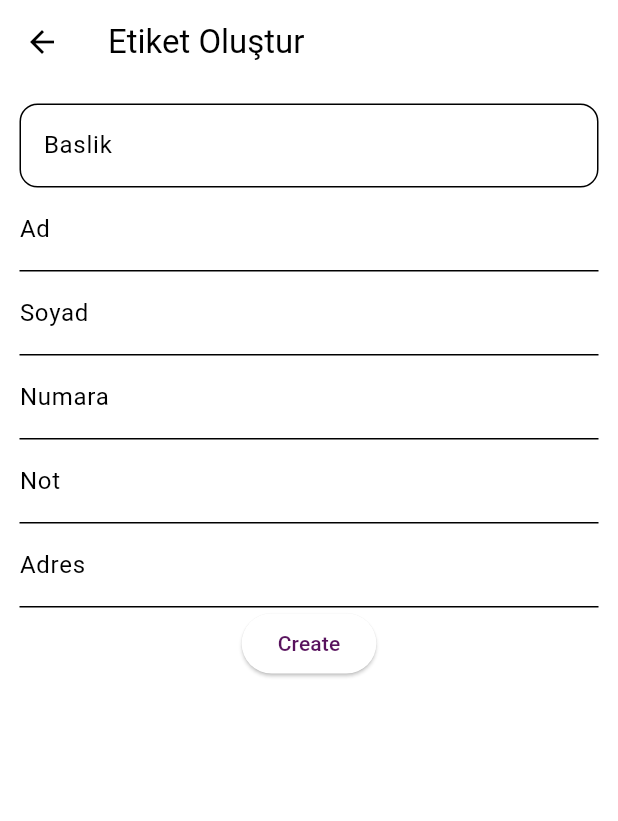
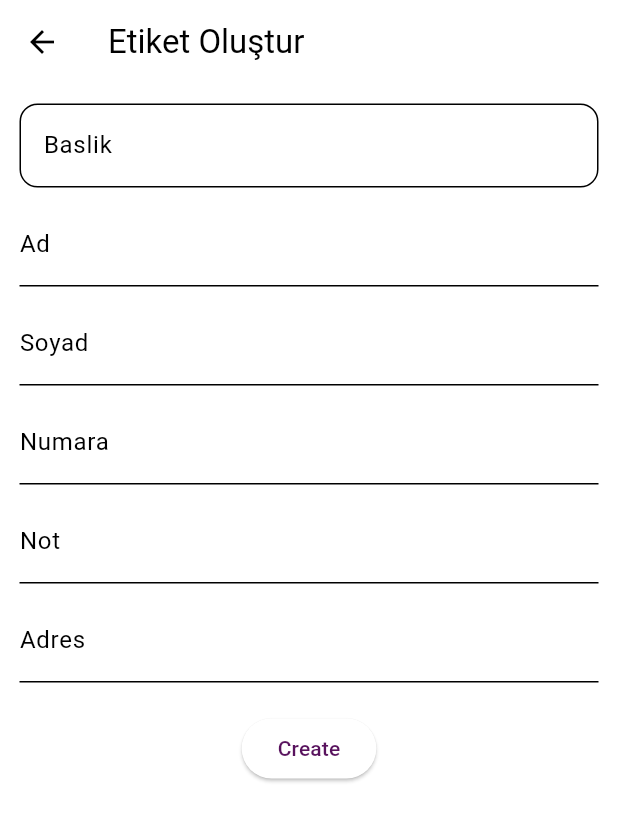
Before and after one commit to kamahivari/QR-Interaction-SNet, a Flutter app: the CreateLabelView screen opened directly with empty values, on a phone screen of 412 x 824 dp. Shown: the top 821 px of the screen. Run offline on Flutter 3.47's test engine with Material 3 defaults, Android fonts, the phone set to English and light mode, and no system bars; our stand-ins replace cloud_firestore, firebase_auth, firebase_core, ionicons, qr_flutter, share; missing offline and left inert: qr_code_scanner; accounts and stored records are empty.

Commit message:
ekran boyutu değişti

```diff
--- a/flutter_application_1/lib/create_label_view.dart
+++ b/flutter_application_1/lib/create_label_view.dart
@@ -18,36 +18,45 @@ class CreateLabelView extends StatelessWidget {
   Widget build(BuildContext context) {
     return Scaffold(
       appBar: AppBar(title: Text("Etiket Oluştur")),
-      body: Padding(
+      body: SingleChildScrollView(
         padding: const EdgeInsets.all(13.0),
         child: Column(
           children: [
             TextField(
               controller: baslikController,
-              decoration: InputDecoration(labelText: "Baslik",border: OutlineInputBorder(
-      borderRadius: BorderRadius.circular(12)))
+              decoration: InputDecoration(
+                labelText: "Baslik",
+                border: OutlineInputBorder(
+                  borderRadius: BorderRadius.circular(12),
+                ),
+              ),
             ),
+            SizedBox(height: 10),
             TextField(
               controller: adController,
-              decoration: InputDecoration(labelText: "Ad",),
+              decoration: InputDecoration(labelText: "Ad"),
             ),
+            SizedBox(height: 10),
             TextField(
               controller: soyadController,
               decoration: InputDecoration(labelText: "Soyad"),
             ),
+            SizedBox(height: 10),
             TextField(
               controller: numaraController,
               decoration: InputDecoration(labelText: "Numara"),
             ),
+            SizedBox(height: 10),
             TextField(
               controller: notController,
               decoration: InputDecoration(labelText: "Not"),
             ),
+            SizedBox(height: 10),
             TextField(
               controller: adresController,
               decoration: InputDecoration(labelText: "Adres"),
             ),
-
+            SizedBox(height: 20),
             ElevatedButton(
               onPressed: () async {
                 final docRef = await _firestore
```
Also changed, not shown: flutter_application_1/lib/label_detail_view.dart (+16 -9 lines).
